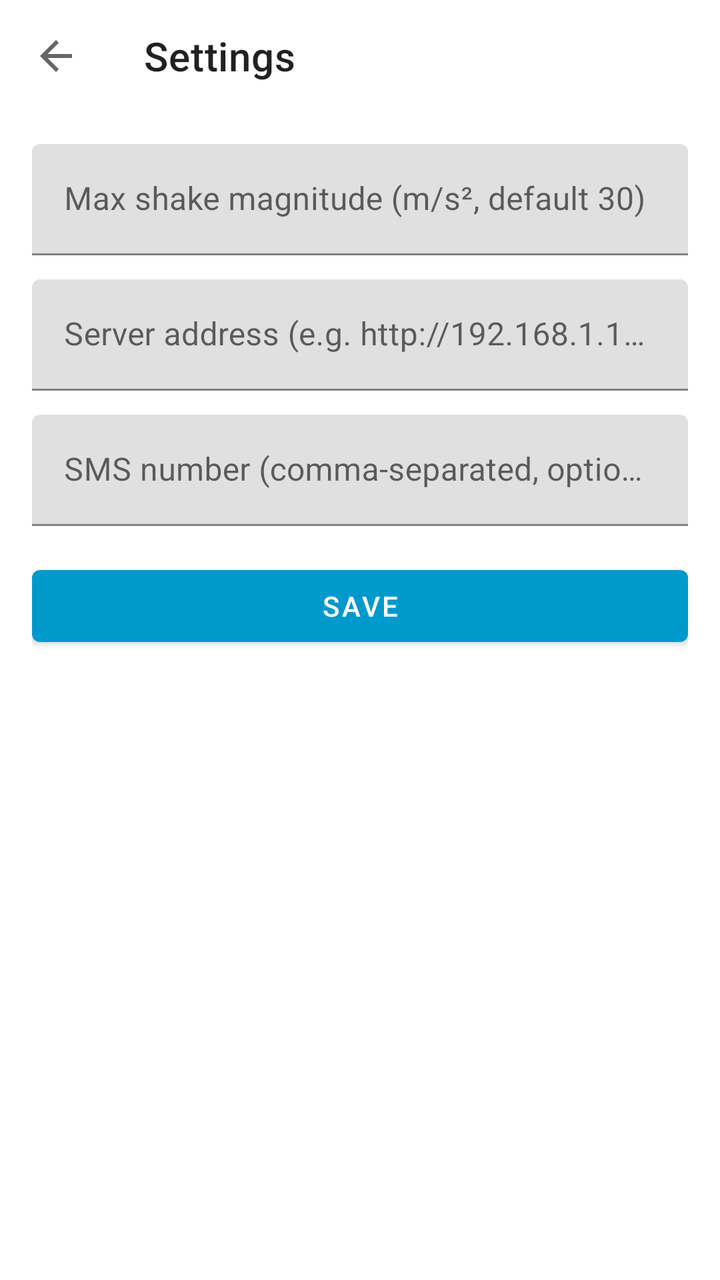
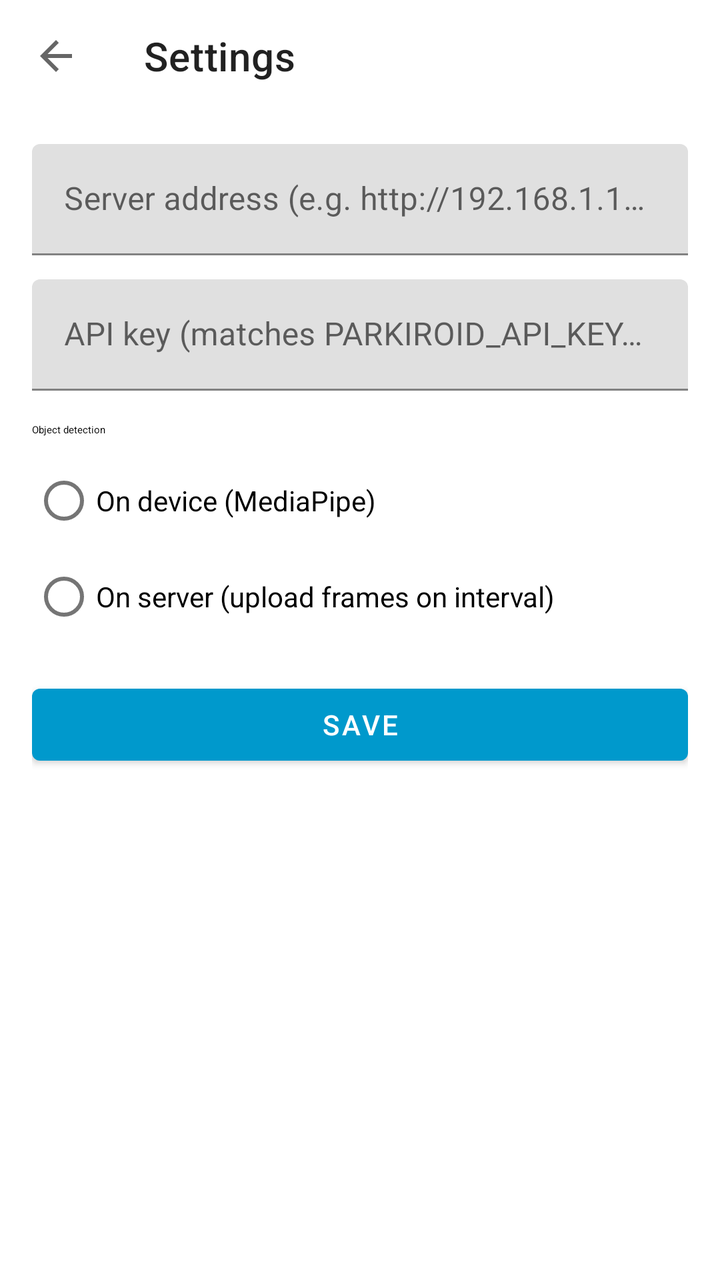

An Android layout rendered at two revisions. The XML below is the earlier revision; the diff shows what the commit changed to produce the second picture.
<!-- AndroidManifest.xml: application theme Theme.Parkiroid -->
<!-- res/layout/activity_settings.xml -->
<?xml version="1.0" encoding="utf-8"?>
<LinearLayout xmlns:android="http://schemas.android.com/apk/res/android"
    xmlns:app="http://schemas.android.com/apk/res-auto"
    android:layout_width="match_parent"
    android:layout_height="match_parent"
    android:orientation="vertical">

    <com.google.android.material.appbar.MaterialToolbar
        android:id="@+id/settingsToolbar"
        android:layout_width="match_parent"
        android:layout_height="?attr/actionBarSize"
        app:navigationIcon="?attr/homeAsUpIndicator"
        app:title="@string/settings_title" />

    <ScrollView
        android:layout_width="match_parent"
        android:layout_height="match_parent"
        android:padding="16dp">

    <LinearLayout
        android:layout_width="match_parent"
        android:layout_height="wrap_content"
        android:orientation="vertical">

        <com.google.android.material.textfield.TextInputLayout
            android:layout_width="match_parent"
            android:layout_height="wrap_content"
            android:hint="@string/max_shake_magnitude">

            <com.google.android.material.textfield.TextInputEditText
                android:id="@+id/maxShakeInput"
                android:layout_width="match_parent"
                android:layout_height="wrap_content"
                android:inputType="numberDecimal" />
        </com.google.android.material.textfield.TextInputLayout>

        <com.google.android.material.textfield.TextInputLayout
            android:layout_width="match_parent"
            android:layout_height="wrap_content"
            android:layout_marginTop="12dp"
            android:hint="@string/server_base_url">

            <com.google.android.material.textfield.TextInputEditText
                android:id="@+id/serverInput"
                android:layout_width="match_parent"
                android:layout_height="wrap_content"
                android:inputType="textUri" />
        </com.google.android.material.textfield.TextInputLayout>

        <com.google.android.material.textfield.TextInputLayout
            android:layout_width="match_parent"
            android:layout_height="wrap_content"
            android:layout_marginTop="12dp"
            android:hint="@string/sms_number">

            <com.google.android.material.textfield.TextInputEditText
                android:id="@+id/smsNumberInput"
                android:layout_width="match_parent"
                android:layout_height="wrap_content"
                android:inputType="phone" />
        </com.google.android.material.textfield.TextInputLayout>

        <Button
            android:id="@+id/saveBtn"
            android:layout_width="match_parent"
            android:layout_height="wrap_content"
            android:layout_marginTop="16dp"
            android:text="@string/save" />
    </LinearLayout>
    </ScrollView>
</LinearLayout>
<!-- resources referenced by this layout -->
<resources>
  <string name="max_shake_magnitude">Max shake magnitude (m/s², default 30)</string>
  <string name="save">Save</string>
  <string name="server_base_url">Server address (e.g. http://192.168.1.10:8080)</string>
  <string name="settings_title">Settings</string>
  <string name="sms_number">SMS number (comma-separated, optional)</string>
  <style name="Theme.Parkiroid" parent="Theme.MaterialComponents.DayNight.NoActionBar">
          <item name="colorPrimary">@android:color/holo_blue_dark</item>
      </style>
</resources>

<!-- the commit's change to res/layout/activity_settings.xml (unified diff, before → after) -->
@@ -25,19 +25,6 @@
         <com.google.android.material.textfield.TextInputLayout
             android:layout_width="match_parent"
             android:layout_height="wrap_content"
-            android:hint="@string/max_shake_magnitude">
-
-            <com.google.android.material.textfield.TextInputEditText
-                android:id="@+id/maxShakeInput"
-                android:layout_width="match_parent"
-                android:layout_height="wrap_content"
-                android:inputType="numberDecimal" />
-        </com.google.android.material.textfield.TextInputLayout>
-
-        <com.google.android.material.textfield.TextInputLayout
-            android:layout_width="match_parent"
-            android:layout_height="wrap_content"
-            android:layout_marginTop="12dp"
             android:hint="@string/server_base_url">
 
             <com.google.android.material.textfield.TextInputEditText
@@ -51,13 +38,55 @@
             android:layout_width="match_parent"
             android:layout_height="wrap_content"
             android:layout_marginTop="12dp"
-            android:hint="@string/sms_number">
+            android:hint="@string/api_key">
 
             <com.google.android.material.textfield.TextInputEditText
-                android:id="@+id/smsNumberInput"
+                android:id="@+id/apiKeyInput"
                 android:layout_width="match_parent"
                 android:layout_height="wrap_content"
-                android:inputType="phone" />
+                android:inputType="textPassword" />
+        </com.google.android.material.textfield.TextInputLayout>
+
+        <TextView
+            android:layout_width="match_parent"
+            android:layout_height="wrap_content"
+            android:layout_marginTop="16dp"
+            android:text="@string/object_detection_mode"
+            android:textAppearance="?attr/textAppearanceTitleSmall" />
+
+        <RadioGroup
+            android:id="@+id/objectDetectionModeGroup"
+            android:layout_width="match_parent"
+            android:layout_height="wrap_content"
+            android:layout_marginTop="8dp">
+
+            <com.google.android.material.radiobutton.MaterialRadioButton
+                android:id="@+id/objectDetectionOnDevice"
+                android:layout_width="match_parent"
+                android:layout_height="wrap_content"
+                android:text="@string/object_detection_on_device" />
+
+            <com.google.android.material.radiobutton.MaterialRadioButton
+                android:id="@+id/objectDetectionServer"
+                android:layout_width="match_parent"
+                android:layout_height="wrap_content"
+                android:text="@string/object_detection_server" />
+        </RadioGroup>
+
+        <com.google.android.material.textfield.TextInputLayout
+            android:id="@+id/frameUploadIntervalLayout"
+            style="@style/Widget.MaterialComponents.TextInputLayout.OutlinedBox.ExposedDropdownMenu"
+            android:layout_width="match_parent"
+            android:layout_height="wrap_content"
+            android:layout_marginTop="12dp"
+            android:hint="@string/frame_upload_interval"
+            android:visibility="gone">
+
+            <AutoCompleteTextView
+                android:id="@+id/frameUploadIntervalInput"
+                android:layout_width="match_parent"
+                android:layout_height="wrap_content"
+                android:inputType="none" />
         </com.google.android.material.textfield.TextInputLayout>
 
         <Button
<!-- resource entries referenced after the edit -->
@@ -1,10 +1,13 @@
 <!-- resources referenced by this layout -->
 <resources>
-  <string name="max_shake_magnitude">Max shake magnitude (m/s², default 30)</string>
+  <string name="api_key">API key (matches PARKIROID_API_KEY on server)</string>
+  <string name="frame_upload_interval">Frame upload interval</string>
+  <string name="object_detection_mode">Object detection</string>
+  <string name="object_detection_on_device">On device (MediaPipe)</string>
+  <string name="object_detection_server">On server (upload frames on interval)</string>
   <string name="save">Save</string>
   <string name="server_base_url">Server address (e.g. http://192.168.1.10:8080)</string>
   <string name="settings_title">Settings</string>
-  <string name="sms_number">SMS number (comma-separated, optional)</string>
   <style name="Theme.Parkiroid" parent="Theme.MaterialComponents.DayNight.NoActionBar">
           <item name="colorPrimary">@android:color/holo_blue_dark</item>
       </style>
